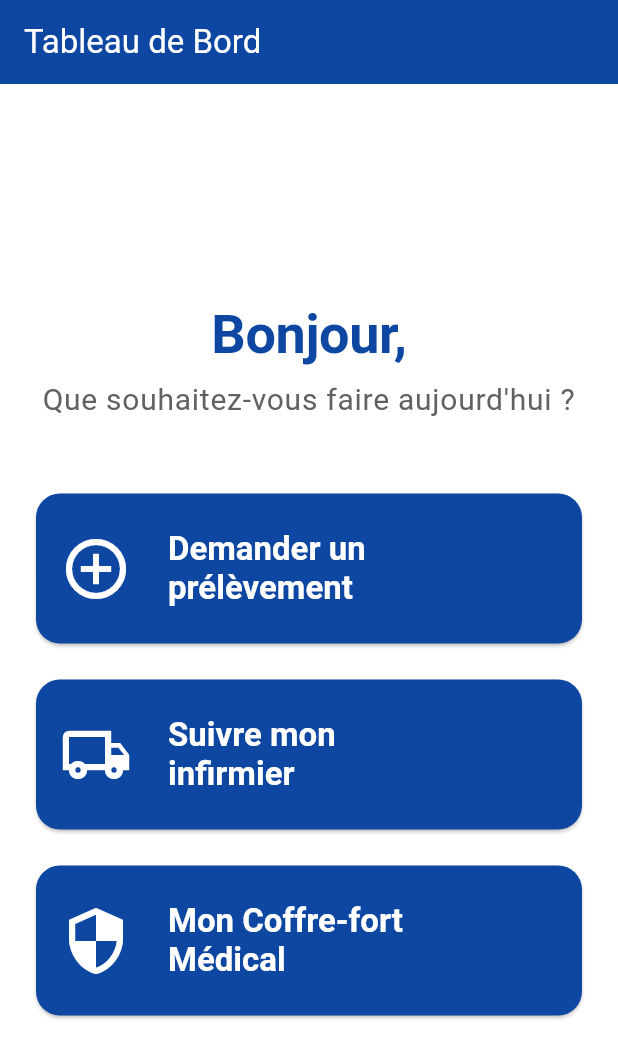
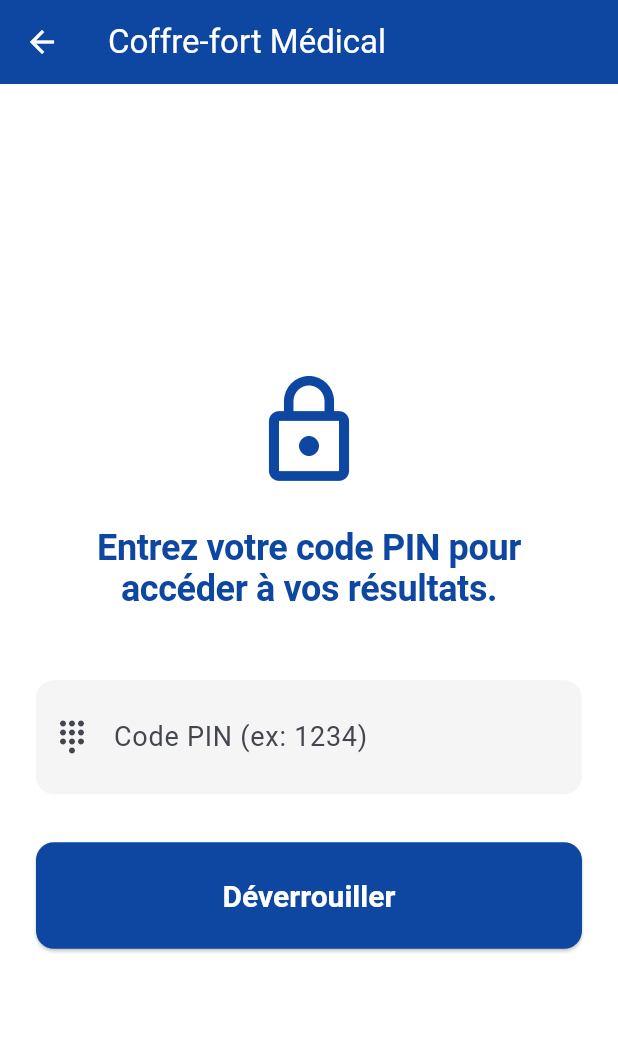
Before and after one commit to hachtek98-stack/Home-Care-App, a Flutter app: the DashboardScreen screen opened directly, after a tap on an icon or button, on a phone screen of 412 x 824 dp. Shown: the top 1058 px of the screen. Run offline on Flutter 3.47's test engine with Material 3 defaults, Android fonts, the phone set to English and light mode, and no system bars.

Commit message:
Create the Vault Screen

```diff
--- a/lib/screens/dashboard_screen.dart
+++ b/lib/screens/dashboard_screen.dart
@@ -1,8 +1,15 @@
 import 'package:flutter/material.dart';
 import 'request_screen.dart';
+import 'vault_screen.dart';
 
 class DashboardScreen extends StatelessWidget {
   const DashboardScreen({super.key});
+
+  void _navigateToVault(BuildContext context) {
+    Navigator.of(context).push(
+      MaterialPageRoute(builder: (context) => const VaultScreen()),
+    );
+  }
 
   @override
   Widget build(BuildContext context) {
@@ -58,7 +65,7 @@ class DashboardScreen extends StatelessWidget {
                 context: context,
                 icon: Icons.security_outlined,
                 label: 'Mon Coffre-fort\nMédical',
-                onPressed: () {},
+                onPressed: () => _navigateToVault(context),
               ),
             ],
           ),
--- /dev/null
+++ b/lib/screens/vault_screen.dart
@@ -0,0 +1,135 @@
+import 'package:flutter/material.dart';
+
+class VaultScreen extends StatefulWidget {
+  const VaultScreen({super.key});
+
+  @override
+  State<VaultScreen> createState() => _VaultScreenState();
+}
+
+class _VaultScreenState extends State<VaultScreen> {
+  bool _isUnlocked = false;
+  final _pinController = TextEditingController();
+
+  void _unlockVault() {
+    if (_pinController.text.isNotEmpty) {
+      setState(() {
+        _isUnlocked = true;
+      });
+    }
+  }
+
+  @override
+  void dispose() {
+    _pinController.dispose();
+    super.dispose();
+  }
+
+  @override
+  Widget build(BuildContext context) {
+    return Scaffold(
+      appBar: AppBar(
+        title: const Text('Coffre-fort Médical'),
+        backgroundColor: Theme.of(context).colorScheme.primary,
+        foregroundColor: Colors.white,
+      ),
+      body: SafeArea(
+        child: Padding(
+          padding: const EdgeInsets.all(24.0),
+          child: _isUnlocked ? _buildUnlockedView() : _buildLockedView(),
+        ),
+      ),
+    );
+  }
+
+  Widget _buildLockedView() {
+    return Column(
+      mainAxisAlignment: MainAxisAlignment.center,
+      crossAxisAlignment: CrossAxisAlignment.stretch,
+      children: [
+        Icon(
+          Icons.lock_outline,
+          size: 80,
+          color: Theme.of(context).colorScheme.primary,
+        ),
+        const SizedBox(height: 24),
+        Text(
+          'Entrez votre code PIN pour accéder à vos résultats.',
+          style: Theme.of(context).textTheme.displayLarge?.copyWith(fontSize: 24),
+          textAlign: TextAlign.center,
+        ),
+        const SizedBox(height: 48),
+        TextField(
+          controller: _pinController,
+          decoration: const InputDecoration(
+            labelText: 'Code PIN (ex: 1234)',
+            prefixIcon: Icon(Icons.dialpad),
+          ),
+          style: const TextStyle(fontSize: 24, letterSpacing: 8),
+          keyboardType: TextInputType.number,
+          obscureText: true,
+          textAlign: TextAlign.center,
+        ),
+        const SizedBox(height: 32),
+        ElevatedButton(
+          onPressed: _unlockVault,
+          style: ElevatedButton.styleFrom(
+            padding: const EdgeInsets.symmetric(vertical: 24),
+          ),
+          child: const Text('Déverrouiller'),
+        ),
+      ],
+    );
+  }
+
+  Widget _buildUnlockedView() {
+    final List<Map<String, String>> documents = [
+      {'title': 'Résultats d\'analyse Sanguine', 'date': '12 Mai 2024'},
+      {'title': 'Résultats d\'analyse Urinaire', 'date': '05 Mars 2024'},
+      {'title': 'Bilan de santé annuel', 'date': '10 Déc 2023'},
+    ];
+
+    return Column(
+      crossAxisAlignment: CrossAxisAlignment.start,
+      children: [
+        Text(
+          'Vos Documents Sécurisés',
+          style: Theme.of(context).textTheme.displayLarge?.copyWith(fontSize: 28),
+        ),
+        const SizedBox(height: 24),
+        Expanded(
+          child: ListView.separated(
+            itemCount: documents.length,
+            separatorBuilder: (context, index) => const Divider(thickness: 1.5),
+            itemBuilder: (context, index) {
+              final doc = documents[index];
+              return ListTile(
+                contentPadding: const EdgeInsets.symmetric(vertical: 16),
+                leading: Icon(
+                  Icons.picture_as_pdf,
+                  color: Theme.of(context).colorScheme.primary,
+                  size: 48,
+                ),
+                title: Text(
+                  doc['title']!,
+                  style: const TextStyle(fontSize: 20, fontWeight: FontWeight.bold),
+                ),
+                subtitle: Text(
+                  'Date : ${doc['date']}',
+                  style: TextStyle(fontSize: 18, color: Colors.grey[700]),
+                ),
+                trailing: IconButton(
+                  icon: const Icon(Icons.download_rounded, size: 36),
+                  color: Theme.of(context).colorScheme.primary,
+                  onPressed: () {
+                    // Download action
+                  },
+                ),
+              );
+            },
+          ),
+        ),
+      ],
+    );
+  }
+}
```
Also changed, not shown: 1 other file.
